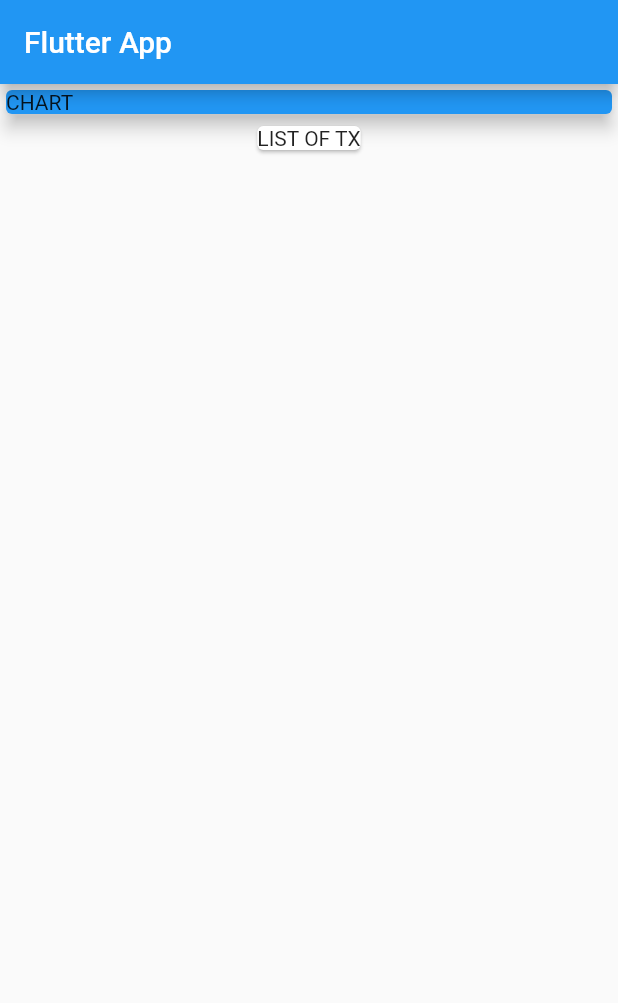
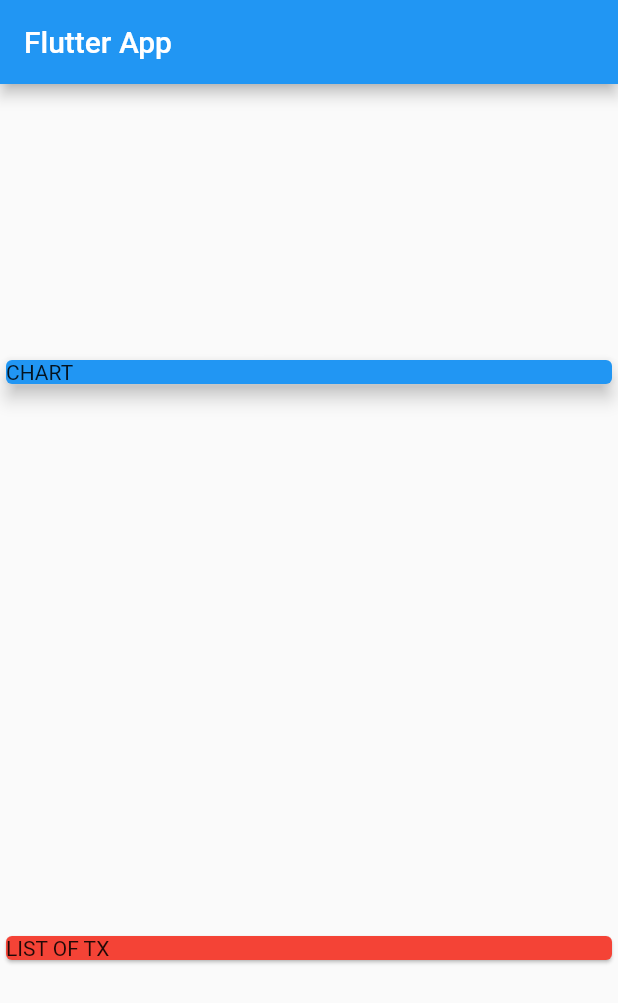
Before and after one commit to candidoalfilho/Personal-Expense-App, a Flutter app: the screen it shows after launch, on a phone screen of 412 x 824 dp. Shown: the top 1003 px of the screen. Run offline on Flutter 3.47's test engine with Material 2 defaults, Android fonts, the phone set to English and light mode, and no system bars.

```diff
--- a/lib/main.dart
+++ b/lib/main.dart
@@ -1,3 +1,4 @@
+import 'package:expenseapp/transaction.dart';
 import 'package:flutter/material.dart';
 
 void main() => runApp(MyApp());
@@ -13,6 +14,13 @@ class MyApp extends StatelessWidget {
 }
 
 class MyHomePage extends StatelessWidget {
+  final List<Transaction> transactions = [
+    Transaction(
+        id: 't1', title: 'New Shoes', amount: 69.99, date: DateTime.now()),
+    Transaction(
+        id: 't2', title: 'Weekly groceries', amount: 16.53, date: DateTime.now())
+  ];
+
   @override
   Widget build(BuildContext context) {
     return Scaffold(
@@ -20,6 +28,8 @@ class MyHomePage extends StatelessWidget {
         title: Text('Flutter App'),
       ),
       body: Column(
+        mainAxisAlignment: MainAxisAlignment.spaceAround,
+        crossAxisAlignment: CrossAxisAlignment.stretch,
         children: [
           Container(
             width: double.infinity,
@@ -29,7 +39,7 @@ class MyHomePage extends StatelessWidget {
               elevation: 5,
             ),
           ),
-          Card(child: Text('LIST OF TX'))
+          Card(color: Colors.red, child: Text('LIST OF TX'))
         ],
       ),
     );
--- /dev/null
+++ b/lib/transaction.dart
@@ -0,0 +1,10 @@
+import 'package:flutter/material.dart';
+
+class Transaction {
+  final String id;
+  final String title;
+  final double amount;
+  final DateTime date;
+
+  Transaction({@required this.id,@required this.title,@required this.amount,@required this.date});
+}
```
